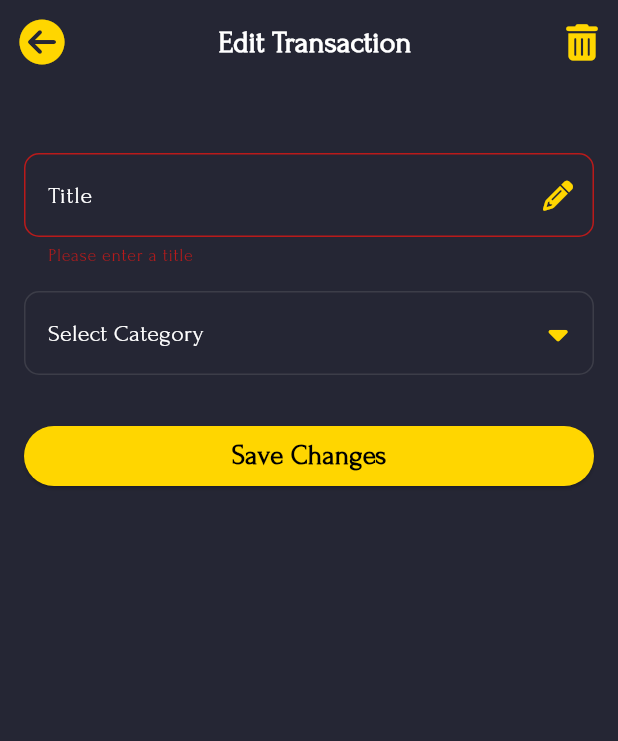
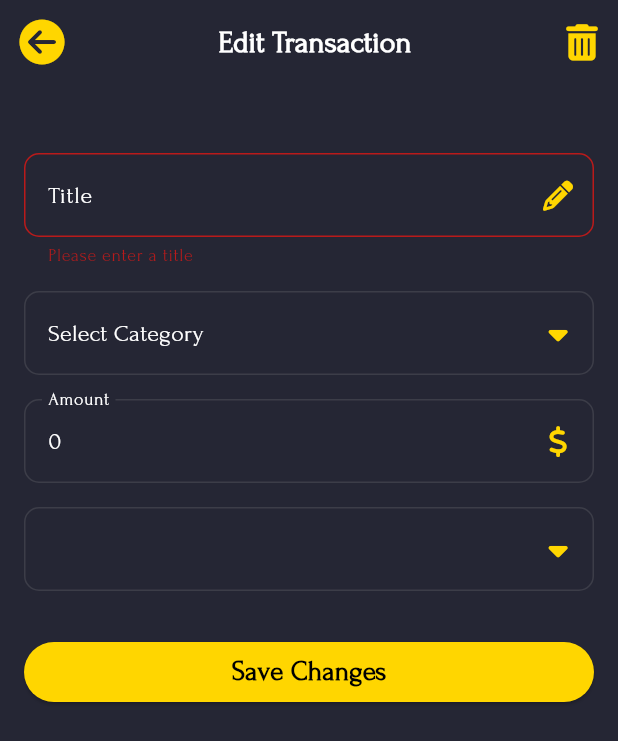
Before and after one commit to Tamim200042130/Finance-Master-Pro, a Flutter app: the EditTransaction screen opened directly with empty values, after a tap on "Save Changes", on a phone screen of 412 x 824 dp. Shown: the top 741 px of the screen. Run offline on Flutter 3.47's test engine with Material 3 defaults, Android fonts, the phone set to English and light mode, and no system bars; our stand-ins replace cloud_firestore, firebase_auth, firebase_core, font_awesome_flutter, google_mobile_ads; accounts and stored records are empty.

Commit message:
new-release-5.0

```diff
--- a/lib/screens/edit_transaction.dart
+++ b/lib/screens/edit_transaction.dart
@@ -23,13 +23,18 @@ class _EditTransactionState extends State<EditTransaction> {
   final GlobalKey<FormState> _formKey = GlobalKey<FormState>();
   var amountEditingController = TextEditingController();
   var titleEditingController = TextEditingController();
+  var typeEditingController = TextEditingController();
   var category = 'Tuition Salary';
+  var type = 'Income';
+  int timestamp = DateTime.now().millisecondsSinceEpoch;
 
   @override
   void initState() {
     super.initState();
     titleEditingController.text = widget.transactionData['title'];
     category = widget.transactionData['category'];
+    amountEditingController.text = widget.transactionData['amount'].toString();
+    type = widget.transactionData['type'];
   }
 
   Future<void> _submitForm() async {
@@ -42,6 +47,8 @@ class _EditTransactionState extends State<EditTransaction> {
       final transactionId = widget.transactionData['id'];
       final updatedTitle = titleEditingController.text;
       final updatedCategory = category;
+      final updatedAmount = amountEditingController.text;
+      final updatedType = type;
 
       try {
         final userDocSnapshot = await FirebaseFirestore.instance
@@ -53,6 +60,36 @@ class _EditTransactionState extends State<EditTransaction> {
           throw Exception("User document does not exist");
         }
 
+        int totalIncome = userDocSnapshot['totalIncome'] ?? 0;
+        int totalExpense = userDocSnapshot['totalExpense'] ?? 0;
+        int remainingAmount = userDocSnapshot['remainingAmount'] ?? 0;
+
+        // Convert the original amount to an integer
+        double originalAmountDouble = double.parse(widget.transactionData['amount'].toString());
+        int originalAmount = originalAmountDouble.toInt();
+
+        // Convert the updated amount to an integer
+        double newAmountDouble = double.parse(updatedAmount);
+        int newAmount = newAmountDouble.toInt();
+
+        // Undo the original amount based on the original type
+        if (widget.transactionData['type'] == 'Income') {
+          totalIncome -= originalAmount;
+          remainingAmount -= originalAmount;
+        } else {
+          totalExpense -= originalAmount;
+          remainingAmount += originalAmount;
+        }
+
+        // Apply the new amount based on the updated type
+        if (updatedType == 'Income') {
+          totalIncome += newAmount;
+          remainingAmount += newAmount;
+        } else {
+          totalExpense += newAmount;
+          remainingAmount -= newAmount;
+        }
+
         await FirebaseFirestore.instance
             .collection('users')
             .doc(user.uid)
@@ -61,13 +98,20 @@ class _EditTransactionState extends State<EditTransaction> {
             .update({
           'title': updatedTitle,
           'category': updatedCategory,
+          'amount': newAmountDouble, // Store the updated amount as double
+          'type': updatedType,
         });
+
         await FirebaseFirestore.instance
             .collection('users')
             .doc(user.uid)
             .update({
-          'updatedAt': DateTime.now().millisecondsSinceEpoch,
+          'totalIncome': totalIncome,
+          'totalExpense': totalExpense,
+          'remainingAmount': remainingAmount,
+          'updatedAt': timestamp,
         });
+
         Navigator.of(context).pushReplacement(
           MaterialPageRoute(builder: (context) => Dashboard()),
         );
@@ -102,11 +146,14 @@ class _EditTransactionState extends State<EditTransaction> {
           },
         );
       }
+
       setState(() {
         isLoader = false;
       });
     }
   }
+
+
 
   Future<void> _deleteTransaction() async {
     try {
@@ -120,22 +167,29 @@ class _EditTransactionState extends State<EditTransaction> {
       if (!userDocSnapshot.exists) {
         throw Exception("User document does not exist");
       }
+
+      int totalIncome = userDocSnapshot['totalIncome'] ?? 0;
+      int totalExpense = userDocSnapshot['totalExpense'] ?? 0;
+      int remainingAmount = userDocSnapshot['remainingAmount'] ?? 0;
+
+      int originalAmount = (widget.transactionData['amount'] is int)
+          ? widget.transactionData['amount'] as int
+          : (widget.transactionData['amount'] as double).toInt();
+
+      if (widget.transactionData['type'] == 'Income') {
+        totalIncome -= originalAmount;
+        remainingAmount -= originalAmount;
+      } else {
+        totalExpense -= originalAmount;
+        remainingAmount += originalAmount;
+      }
+
       await FirebaseFirestore.instance
           .collection('users')
           .doc(user.uid)
           .collection('transactions')
           .doc(transactionId)
           .delete();
-      int totalIncome = userDocSnapshot['totalIncome'] ?? 0;
-      int totalExpense = userDocSnapshot['totalExpense'] ?? 0;
-      int remainingAmount = userDocSnapshot['remainingAmount'] ?? 0;
-      if (widget.transactionData['type'] == 'Income') {
-        totalIncome -= (widget.transactionData['amount'] as double).toInt();
-        remainingAmount += (widget.transactionData['amount'] as double).toInt();
-      } else {
-        totalExpense -= (widget.transactionData['amount'] as double).toInt();
-        remainingAmount += (widget.transactionData['amount'] as double).toInt();
-      }
 
       await FirebaseFirestore.instance
           .collection('users')
@@ -144,7 +198,7 @@ class _EditTransactionState extends State<EditTransaction> {
         'totalIncome': totalIncome,
         'totalExpense': totalExpense,
         'remainingAmount': remainingAmount,
-        'updatedAt': FieldValue.serverTimestamp(),
+        'updatedAt': timestamp,
       });
 
       Navigator.of(context).pushReplacement(
@@ -294,6 +348,85 @@ class _EditTransactionState extends State<EditTransaction> {
                       }
                     },
                   ),
+                  SizedBox(height: 16),
+                  TextFormField(
+                    controller: amountEditingController,
+                    style: TextStyle(color: Colors.white),
+                    keyboardType: TextInputType.number,
+                    autovalidateMode: AutovalidateMode.onUserInteraction,
+                    decoration: _buildInputDecoration(
+                        'Amount', FontAwesomeIcons.dollarSign),
+                    validator: appValidator.validateAmount,
+                  ),
+                  SizedBox(height: 16),
+                  DropdownButtonFormField(
+                    value: type,
+                    items: const [
+                      DropdownMenuItem(
+                        value: 'Income',
+                        child: Row(
+                          children: [
+                            Icon(FontAwesomeIcons.circleArrowUp,
+                                color: Colors.lightGreenAccent),
+                            SizedBox(width: 40),
+                            // Spacer
+                            Text('Income',
+                                style: TextStyle(
+                                  color: Colors.white,
+                                  fontSize: 18,
+                                )),
+                          ],
+                        ),
+                      ),
+                      DropdownMenuItem(
+                        value: 'Expense',
+                        child: Row(
+                          children: [
+                            Icon(FontAwesomeIcons.circleArrowDown,
+                                color: Colors.redAccent),
+                            SizedBox(width: 40),
+                            // Spacer
+                            Text('Expense',
+                                style: TextStyle(
+                                  color: Colors.white,
+                                  fontSize: 18,
+                                )),
+                          ],
+                        ),
+                      ),
+                    ],
+                    onChanged: (value) {
+                      if (value != null) {
+                        setState(() {
+                          type = value.toString();
+                        });
+                      }
+                    },
+                    style: TextStyle(color: Colors.white),
+                    icon: Icon(
+                      FontAwesomeIcons.caretDown,
+                      color: Colors.yellowAccent[700],
+                      size: 20,
+                    ),
+                    iconEnabledColor: Colors.yellowAccent[700],
+                    dropdownColor: Color(0xFF252634),
+                    decoration: InputDecoration(
+                      filled: true,
+                      fillColor: Color(0xFF252634),
+                      enabledBorder: OutlineInputBorder(
+                        borderSide: BorderSide(color: Color(0x35949494)),
+                        borderRadius: BorderRadius.circular(10),
+                      ),
+                      focusedBorder: OutlineInputBorder(
+                        borderSide: BorderSide(color: Colors.yellowAccent[700]!),
+                        borderRadius: BorderRadius.circular(10),
+                      ),
+                      labelStyle: TextStyle(color: Color(0xFF949494)),
+                      border: OutlineInputBorder(
+                        borderRadius: BorderRadius.circular(10),
+                      ),
+                    ),
+                  ),
                   SizedBox(height: 30),
                   ElevatedButton(
                     onPressed: () {
--- a/lib/screens/home_screen.dart
+++ b/lib/screens/home_screen.dart
@@ -1,5 +1,4 @@
 import 'package:cloud_firestore/cloud_firestore.dart';
-import 'package:finance_master_pro/screens/user_profile.dart';
 import 'package:firebase_auth/firebase_auth.dart';
 import 'package:flutter/material.dart';
 import 'package:font_awesome_flutter/font_awesome_flutter.dart';
@@ -9,7 +8,6 @@ import '../widgets/add_transaction.dart';
 import '../widgets/dissmiss_keyboard_on_tap.dart';
 import '../widgets/hero_card.dart';
 import '../widgets/transaction_cards.dart';
-import 'login_screen.dart';
 
 class HomeScreen extends StatefulWidget {
   HomeScreen({Key? key}) : super(key: key);
--- a/lib/screens/user_profile.dart
+++ b/lib/screens/user_profile.dart
@@ -255,7 +255,7 @@ class _UserProfilePageState extends State<UserProfilePage> {
                             ),
                             SizedBox(height: 2),
                             SizedBox(
-                              width: 380, // Adjust the width as needed
+                              width: 380,
                               child: Center(
                                 child: Text(
                                   'Email: ${_user.email}',
--- a/lib/utils/icons_list.dart
+++ b/lib/utils/icons_list.dart
@@ -4,34 +4,33 @@ import 'package:font_awesome_flutter/font_awesome_flutter.dart';
 class AppIcons {
   final List<Map<String, dynamic>> homeExpensesCategories = [
     {'icon': FontAwesomeIcons.moneyBill, 'name': 'Tuition Salary'},
+    {'icon': FontAwesomeIcons.mobileScreen, 'name': 'Mobile'},
     {'icon': FontAwesomeIcons.bus, 'name': 'Transport'},
+    {'icon': FontAwesomeIcons.internetExplorer, 'name': 'Internet'},
+    {'icon': FontAwesomeIcons.bolt, 'name': 'Electricity'},
+    {'icon': FontAwesomeIcons.dove, 'name': 'BKash'},
+    {'icon': FontAwesomeIcons.buildingColumns, 'name': 'Bank'},
     {'icon': FontAwesomeIcons.shirt, 'name': 'Cloth'},
     {'icon': FontAwesomeIcons.desktop, 'name': 'Accessories'},
-    {'icon': FontAwesomeIcons.shoppingBag, 'name': 'Shopping'},
+    {'icon': FontAwesomeIcons.bagShopping, 'name': 'Shopping'},
     {'icon': FontAwesomeIcons.utensils, 'name': 'Food'},
     {'icon': FontAwesomeIcons.houseMedical, 'name': 'Health'},
     {'icon': FontAwesomeIcons.phone, 'name': 'Phone'},
-    {'icon': FontAwesomeIcons.home, 'name': 'Rent'},
-    {'icon': FontAwesomeIcons.bolt, 'name': 'Electricity'},
+    {'icon': FontAwesomeIcons.house, 'name': 'Rent'},
     {'icon': FontAwesomeIcons.water, 'name': 'Water'},
-    {'icon': FontAwesomeIcons.internetExplorer, 'name': 'Internet'},
-    {'icon': FontAwesomeIcons.mobileAlt, 'name': 'Mobile'},
     {'icon': FontAwesomeIcons.tv, 'name': 'TV'},
     {'icon': FontAwesomeIcons.gasPump, 'name': 'Gas'},
     {'icon': FontAwesomeIcons.creditCard, 'name': 'Credit Card'},
     {'icon': FontAwesomeIcons.gasPump, 'name': 'Fuel'},
     {'icon': FontAwesomeIcons.soap, 'name': 'Laundry'},
-    {'icon': FontAwesomeIcons.shoppingBasket, 'name': 'Grocery'},
+    {'icon': FontAwesomeIcons.basketShopping, 'name': 'Grocery'},
     {'icon': FontAwesomeIcons.pills, 'name': 'Pharmacy'},
-    {'icon': FontAwesomeIcons.parking, 'name': 'Parking'},
+    {'icon': FontAwesomeIcons.squareParking, 'name': 'Parking'},
     {'icon': FontAwesomeIcons.taxi, 'name': 'Taxi'},
-    {'icon': FontAwesomeIcons.creditCard, 'name': 'ATM'},
-    {'icon': FontAwesomeIcons.glassMartini, 'name': 'Bar'},
-    {'icon': FontAwesomeIcons.coffee, 'name': 'Cafe'},
+
+    {'icon': FontAwesomeIcons.mugSaucer, 'name': 'Cafe'},
     {'icon': FontAwesomeIcons.car, 'name': 'Car Wash'},
     {'icon': FontAwesomeIcons.utensils, 'name': 'Dining'},
-    {'icon': FontAwesomeIcons.glassCheers, 'name': 'Drink'},
-    {'icon': FontAwesomeIcons.amilia, 'name': 'Florist'},
     {'icon': FontAwesomeIcons.hotel, 'name': 'Hotel'},
     {'icon': FontAwesomeIcons.houseCrack, 'name': 'Mall'},
     {'icon': FontAwesomeIcons.truck, 'name': 'Shipping'},
--- a/lib/widgets/add_transaction.dart
+++ b/lib/widgets/add_transaction.dart
@@ -59,6 +59,7 @@ class _AddTransactionState extends State<AddTransaction> {
           remainingAmount -= amount;
           totalExpense += amount;
         }
+
 
         await FirebaseFirestore.instance
             .collection('users')
--- a/lib/widgets/category_list.dart
+++ b/lib/widgets/category_list.dart
@@ -16,7 +16,7 @@ class _CategoryListState extends State<CategoryList> {
   List<Map<String, dynamic>> categoryList = [];
   final scrollController = ScrollController();
   var appIcon = AppIcons();
-  var addCat = {'name': 'All', 'icon': FontAwesomeIcons.listAlt};
+  var addCat = {'name': 'All', 'icon': FontAwesomeIcons.listCheck};
 
   @override
   void initState() {
```
Also changed, not shown: pubspec.yaml (+5 -6 lines), 1 other file. Lines whose indentation alone changed are shown as unchanged.
